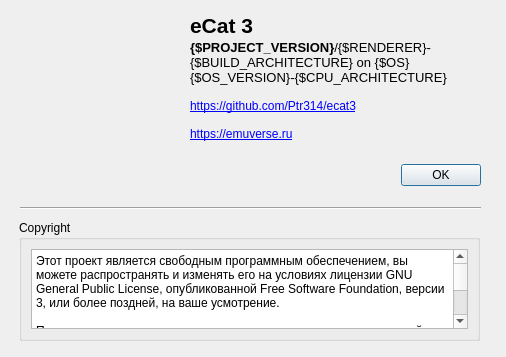
First picture: the form in src/dialogs/aboutdlg.ui, repository Ptr314/ecat3, before the edit.
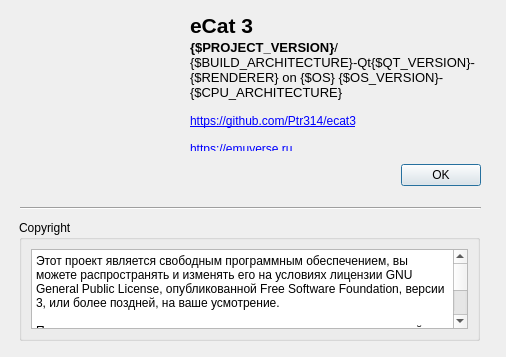
Second picture: the form after the edit. Icons and pictures are not drawn.

What changed in the file:
```diff
--- a/src/dialogs/aboutdlg.ui
+++ b/src/dialogs/aboutdlg.ui
@@ -125,7 +125,7 @@
     </rect>
    </property>
    <property name="text">
-    <string notr="true">&lt;html&gt;&lt;head/&gt;&lt;body&gt;&lt;p&gt;&lt;span style=&quot; font-size:10pt; font-weight:700;&quot;&gt;{$PROJECT_VERSION}&lt;/span&gt;&lt;span style=&quot; font-size:10pt;&quot;&gt;/{$RENDERER}-{$BUILD_ARCHITECTURE} on {$OS} {$OS_VERSION}-{$CPU_ARCHITECTURE}&lt;br/&gt;&lt;/span&gt;&lt;br/&gt;&lt;a href=&quot;https://github.com/Ptr314/ecat3&quot;&gt;&lt;span style=&quot; text-decoration: underline; color:#0000ff;&quot;&gt;https://github.com/Ptr314/ecat3&lt;br/&gt;&lt;br/&gt;&lt;/span&gt;&lt;/a&gt;&lt;a href=&quot;https://emuverse.ru&quot;&gt;&lt;span style=&quot; text-decoration: underline; color:#0000ff;&quot;&gt;https://emuverse.ru&lt;/span&gt;&lt;/a&gt;&lt;/p&gt;&lt;/body&gt;&lt;/html&gt;</string>
+    <string notr="true">&lt;html&gt;&lt;head/&gt;&lt;body&gt;&lt;p&gt;&lt;span style=&quot; font-size:10pt; font-weight:700;&quot;&gt;{$PROJECT_VERSION}&lt;/span&gt;&lt;span style=&quot; font-size:10pt;&quot;&gt;/{$BUILD_ARCHITECTURE}-Qt{$QT_VERSION}-{$RENDERER} on {$OS} {$OS_VERSION}-{$CPU_ARCHITECTURE}&lt;br/&gt;&lt;/span&gt;&lt;br/&gt;&lt;a href=&quot;https://github.com/Ptr314/ecat3&quot;&gt;&lt;span style=&quot; text-decoration: underline; color:#0000ff;&quot;&gt;https://github.com/Ptr314/ecat3&lt;br/&gt;&lt;br/&gt;&lt;/span&gt;&lt;/a&gt;&lt;a href=&quot;https://emuverse.ru&quot;&gt;&lt;span style=&quot; text-decoration: underline; color:#0000ff;&quot;&gt;https://emuverse.ru&lt;/span&gt;&lt;/a&gt;&lt;/p&gt;&lt;/body&gt;&lt;/html&gt;</string>
    </property>
    <property name="alignment">
     <set>Qt::AlignLeading|Qt::AlignLeft|Qt::AlignTop</set>
```
Left out of the diff: 9 changed lines with no effect on the pictures.
